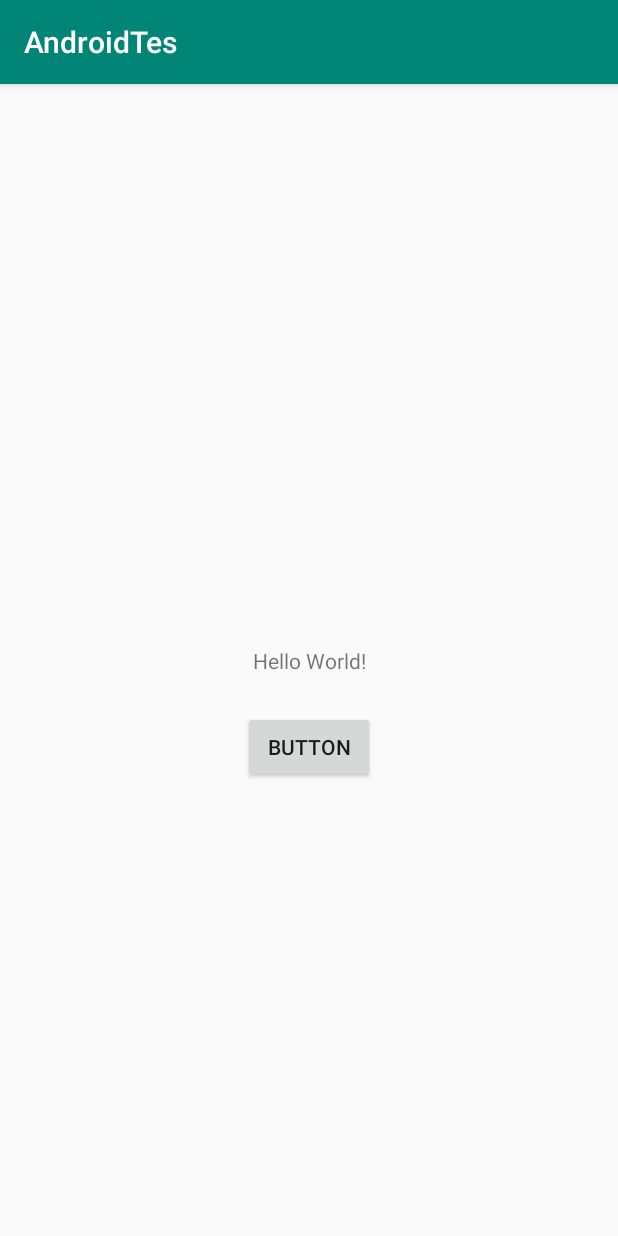
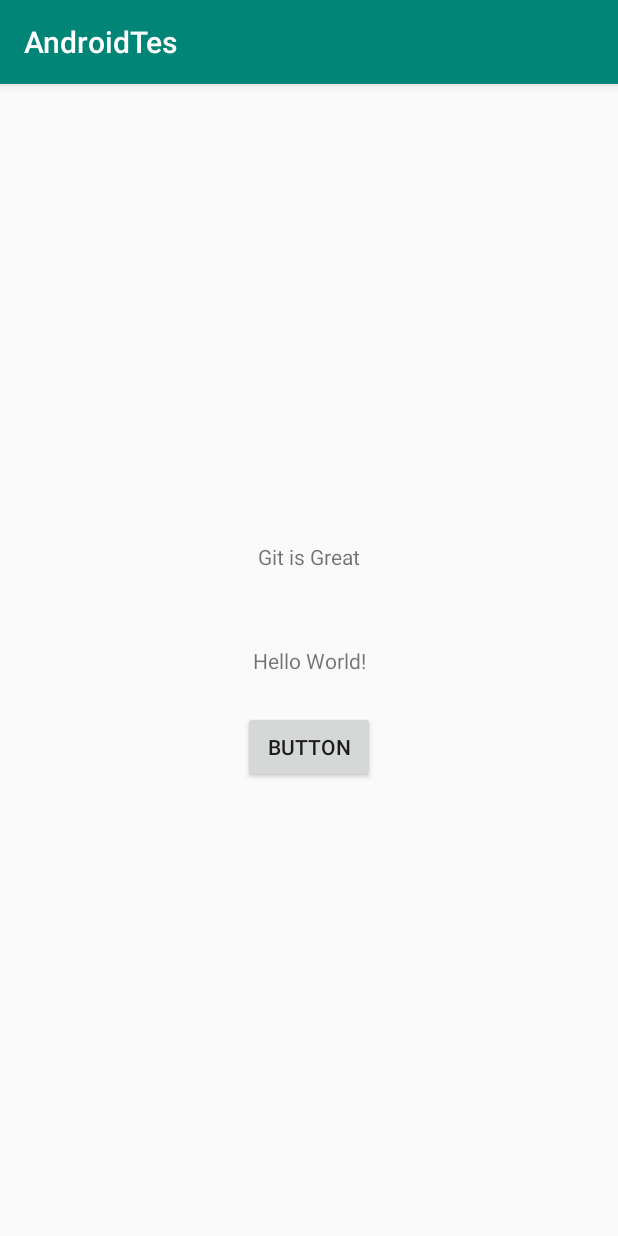
Before and after one commit to EnskrsLab/AndroidTes, an Android app: the screen it shows after launch (MainActivity), on a phone screen of 412 x 824 dp. Run offline under Robolectric (Android 15) with nearby library versions, the phone set to English and light mode, and no system bars.

Commit message:
added a text field

```diff
--- a/app/src/main/java/com/example/androidtes/MainActivity.kt
+++ b/app/src/main/java/com/example/androidtes/MainActivity.kt
@@ -9,5 +9,7 @@ class MainActivity : AppCompatActivity() {
         super.onCreate(savedInstanceState)
         setContentView(R.layout.activity_main)
         var occupation = "singer"
+        var name = "gerardW"
+
     }
 }
--- a/app/src/main/res/layout/activity_main.xml
+++ b/app/src/main/res/layout/activity_main.xml
@@ -22,5 +22,12 @@
             android:id="@+id/button" app:layout_constraintStart_toStartOf="parent"
             app:layout_constraintHorizontal_bias="0.5" app:layout_constraintEnd_toEndOf="parent"
             android:layout_marginTop="24dp" app:layout_constraintTop_toBottomOf="@+id/textView"/>
+    <TextView
+            android:text="Git is Great"
+            android:layout_width="wrap_content"
+            android:layout_height="wrap_content"
+            android:id="@+id/textView2" app:layout_constraintStart_toStartOf="parent"
+            app:layout_constraintEnd_toEndOf="parent" app:layout_constraintHorizontal_bias="0.5"
+            app:layout_constraintBottom_toTopOf="@+id/textView" android:layout_marginBottom="50dp"/>
 
 </android.support.constraint.ConstraintLayout>
```
